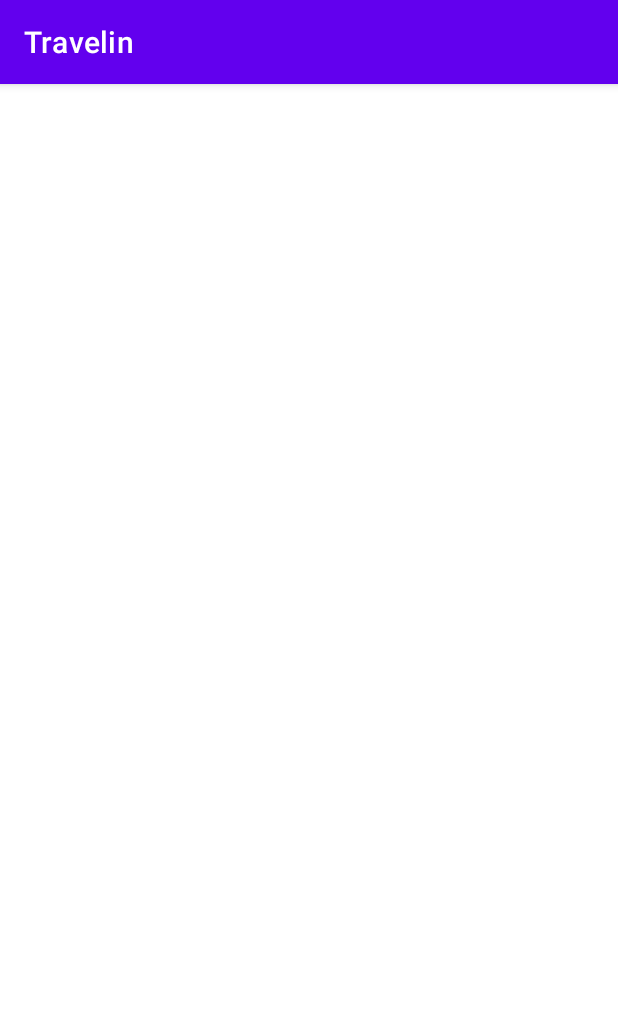
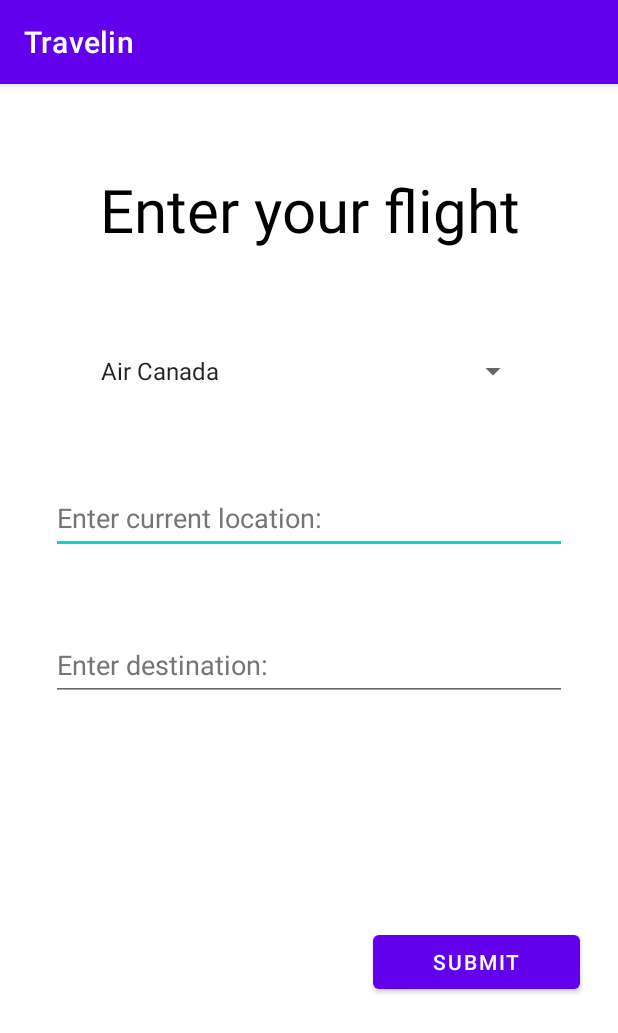
Before and after one commit to RichardOhata/COMP3717_Travelin, an Android app: the FlightInput screen opened directly, with no data from a screen before it, on a phone screen of 412 x 824 dp. Shown: the top 1033 px of the screen. Run offline under Robolectric (Android 15) with nearby library versions, the phone set to English and light mode, and no system bars.

Commit message:
Added design to FlightInput, created FlightDetails along with two fragments

```diff
--- a/app/src/main/AndroidManifest.xml
+++ b/app/src/main/AndroidManifest.xml
@@ -14,6 +14,9 @@
         android:theme="@style/Theme.Travelin"
         tools:targetApi="31">
         <activity
+            android:name=".FlightDetails"
+            android:exported="false" />
+        <activity
             android:name=".FlightInput"
             android:exported="false" />
         <activity
--- a/app/src/main/java/com/example/travelin/FlightInput.java
+++ b/app/src/main/java/com/example/travelin/FlightInput.java
@@ -2,7 +2,9 @@ package com.example.travelin;
 
 import androidx.appcompat.app.AppCompatActivity;
 
+import android.content.Intent;
 import android.os.Bundle;
+import android.widget.Button;
 
 public class FlightInput extends AppCompatActivity {
 
@@ -10,5 +12,11 @@ public class FlightInput extends AppCompatActivity {
     protected void onCreate(Bundle savedInstanceState) {
         super.onCreate(savedInstanceState);
         setContentView(R.layout.activity_flight_input);
+
+        Button submitBtn = findViewById(R.id.submitBtn);
+        submitBtn.setOnClickListener(view -> {
+            Intent intent = new Intent(this, FlightDetails.class);
+            startActivity(intent);
+        });
     }
 }
--- a/app/src/main/res/layout/activity_flight_input.xml
+++ b/app/src/main/res/layout/activity_flight_input.xml
@@ -1,9 +1,62 @@
 <?xml version="1.0" encoding="utf-8"?>
-<androidx.constraintlayout.widget.ConstraintLayout xmlns:android="http://schemas.android.com/apk/res/android"
+<LinearLayout xmlns:android="http://schemas.android.com/apk/res/android"
     xmlns:app="http://schemas.android.com/apk/res-auto"
     xmlns:tools="http://schemas.android.com/tools"
     android:layout_width="match_parent"
     android:layout_height="match_parent"
+    android:orientation="vertical"
     tools:context=".FlightInput">
 
-</androidx.constraintlayout.widget.ConstraintLayout>
+    <TextView
+        android:id="@+id/textView3"
+        android:layout_width="match_parent"
+        android:layout_height="167dp"
+        android:gravity="center"
+        android:text="@string/enter_flight"
+        android:textColor="@color/black"
+        android:textSize="40sp" />
+
+    <Spinner
+        android:id="@+id/spinner"
+        android:layout_width="293dp"
+        android:layout_height="48dp"
+        android:layout_gravity="center"
+        android:layout_marginBottom="50dp"
+        android:entries="@array/sample_airlines"
+        android:prompt="@string/airline_spinner_prompt" />
+
+    <EditText
+        android:id="@+id/editTextCurrentLocation"
+        android:layout_width="344dp"
+        android:layout_height="wrap_content"
+        android:layout_gravity="center"
+        android:autofillHints=""
+        android:layout_marginBottom="50dp"
+        android:ems="10"
+        android:hint="@string/enter_curr_location"
+        android:inputType="textPersonName"
+        android:minHeight="48dp"
+        android:textColorHint="#757575" />
+
+    <EditText
+        android:id="@+id/editTextDestination"
+        android:layout_width="344dp"
+        android:layout_height="wrap_content"
+        android:layout_gravity="center"
+        android:autofillHints=""
+        android:ems="10"
+        android:hint="@string/enter_destination"
+        android:inputType="textPersonName"
+        android:minHeight="48dp"
+        android:textColorHint="#757575" />
+
+    <Button
+        android:id="@+id/submitBtn"
+        android:layout_width="138dp"
+        android:layout_height="wrap_content"
+        android:layout_gravity="end"
+        android:layout_marginTop="150dp"
+        android:layout_marginEnd="25dp"
+        android:text="@string/submit_btn" />
+
+</LinearLayout>
--- a/app/src/main/res/values/strings.xml
+++ b/app/src/main/res/values/strings.xml
@@ -1,4 +1,23 @@
 <resources>
     <string name="app_name">Travelin</string>
     <string name="sign_in_btn">Sign in</string>
+    <!-- Flight Input -->
+    <string name="enter_flight">Enter your flight</string>
+    <string name="enter_curr_location">Enter current location:</string>
+    <string name="enter_destination">Enter destination:</string>
+    <string name="airline_spinner_prompt">Select Airline</string>
+    <string-array name="sample_airlines">
+        <item>Air Canada</item>
+        <item>WestJet</item>
+        <item>American Airlines</item>
+    </string-array>
+    <string name="submit_btn">Submit</string>
+    <!-- Flight Details -->
+    <string name="placeHolder_txt">Vancouver to New York</string>
+    <string name="more_details_btn">more</string>
+    <!-- Flight Fragment1 Details -->
+    <string name="placeHolder_time">Scheduled Departure: 9:10 pm</string>
+    <!-- Flight Fragment2 Details -->
+    <string name="placeHolder_details">Estimated Price Cost: $134</string>
+
 </resources>
```
Also changed, not shown: app/src/main/java/com/example/travelin/FlightDetails.java (added, +34 -0 lines), app/src/main/java/com/example/travelin/FlightDetailsFragment.java (added, +64 -0 lines), app/src/main/java/com/example/travelin/FlightDetailsFragmnt2.java (added, +64 -0 lines), app/src/main/res/layout/activity_flight_details.xml (added, +43 -0 lines), app/src/main/res/layout/fragment_flight_details.xml (added, +23 -0 lines), app/src/main/res/layout/fragment_flight_details_fragmnt2.xml (added, +19 -0 lines).
